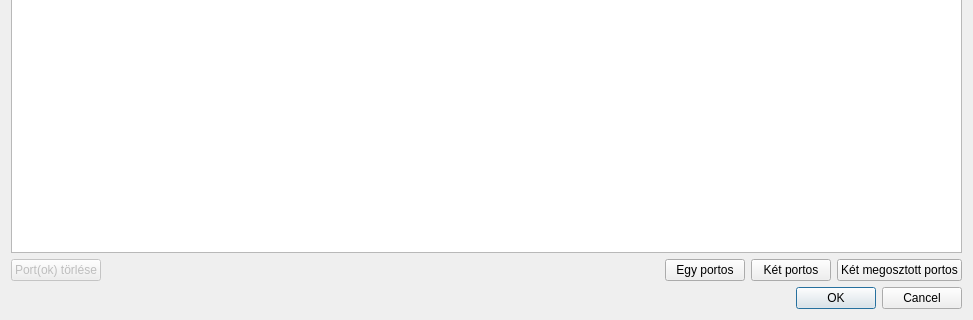
Before: the Qt Designer form lv2g/dialogpatchsimple.ui in csikfer/lanview2, drawn with Qt 5; both pictures show x 0 to 973 and y 154 to 474 of the 973 by 474 pixel window.
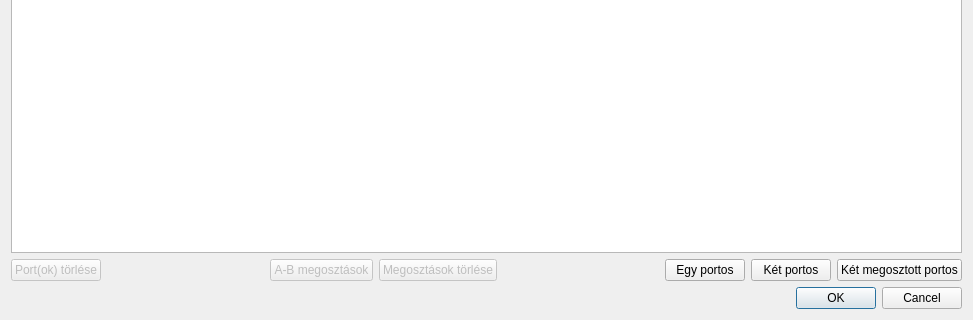
After: the same form once the commit is applied.

What changed in the file:
```diff
--- a/lv2g/dialogpatchsimple.ui
+++ b/lv2g/dialogpatchsimple.ui
@@ -312,6 +312,39 @@
        </property>
       </spacer>
      </item>
+     <item>
+      <widget class="QPushButton" name="pushButtonShAB">
+       <property name="enabled">
+        <bool>false</bool>
+       </property>
+       <property name="text">
+        <string>A-B megosztások</string>
+       </property>
+      </widget>
+     </item>
+     <item>
+      <widget class="QPushButton" name="pushButtonShDel">
+       <property name="enabled">
+        <bool>false</bool>
+       </property>
+       <property name="text">
+        <string>Megosztások törlése</string>
+       </property>
+      </widget>
+     </item>
+     <item>
+      <spacer name="horizontalSpacer_4">
+       <property name="orientation">
+        <enum>Qt::Horizontal</enum>
+       </property>
+       <property name="sizeHint" stdset="0">
+        <size>
+         <width>40</width>
+         <height>20</height>
+        </size>
+       </property>
+      </spacer>
+     </item>
      <item>
       <widget class="QPushButton" name="pushButtonPort1">
        <property name="text">
```
